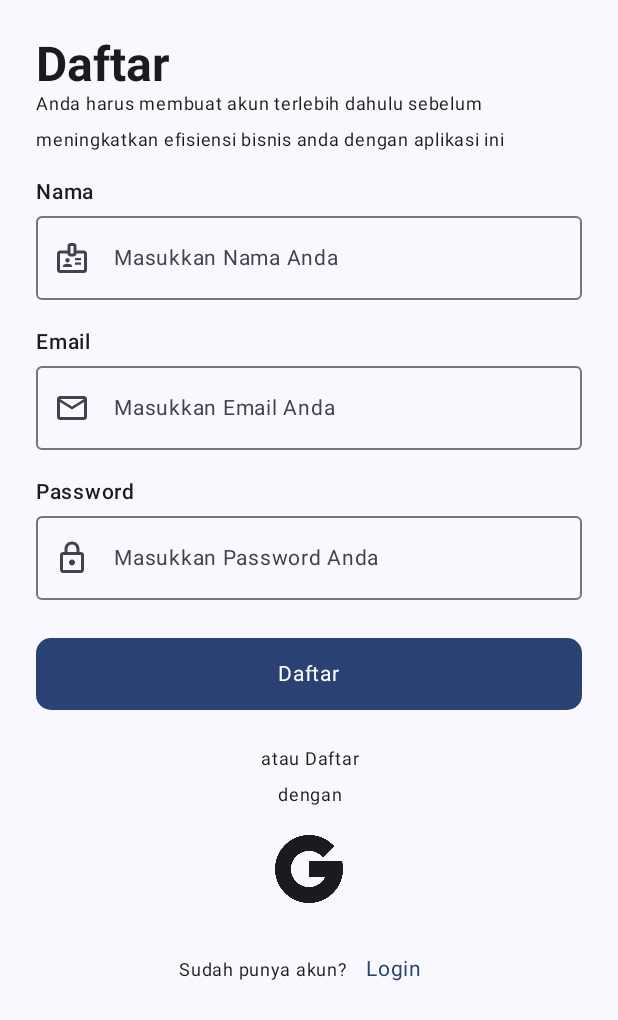
After one commit to beranju/BisnisPlus, an Android app built with Jetpack Compose: the SignUpScreen screen opened through its navigation route, on a phone screen of 412 x 824 dp. The commit adds this screen. Shown: the top 1020 px of the screen. Run offline under Robolectric (Android 15) with nearby library versions, the phone set to English and light mode, and no system bars.

Commit message:
slicing register page

```diff
--- a/app/build.gradle
+++ b/app/build.gradle
@@ -53,7 +53,6 @@ dependencies {
     implementation 'androidx.activity:activity-compose:1.7.0'
     implementation "androidx.compose.ui:ui:$compose_version"
     implementation "androidx.compose.ui:ui-tooling-preview:$compose_version"
-    implementation "androidx.compose.ui:ui-util:$compose_version"
     implementation 'androidx.compose.material3:material3:1.1.0-beta02'
     testImplementation 'junit:junit:4.13.2'
     androidTestImplementation 'androidx.test.ext:junit:1.1.5'
@@ -61,6 +60,10 @@ dependencies {
     androidTestImplementation "androidx.compose.ui:ui-test-junit4:$compose_version"
     debugImplementation "androidx.compose.ui:ui-tooling:$compose_version"
     debugImplementation "androidx.compose.ui:ui-test-manifest:$compose_version"
+
+    // ** util and icons
+    implementation "androidx.compose.ui:ui-util:$compose_version"
+    implementation "androidx.compose.material:material-icons-extended:$compose_version"
 
     // ** lifecycle
     implementation "androidx.lifecycle:lifecycle-runtime-compose:2.6.1"
--- /dev/null
+++ b/app/src/main/java/com/beran/bisnisplus/ui/component/CustomTextField.kt
@@ -0,0 +1,54 @@
+package com.beran.bisnisplus.ui.component
+
+import androidx.compose.foundation.layout.Column
+import androidx.compose.foundation.layout.Spacer
+import androidx.compose.foundation.layout.fillMaxWidth
+import androidx.compose.foundation.layout.height
+import androidx.compose.foundation.text.KeyboardOptions
+import androidx.compose.material3.Icon
+import androidx.compose.material3.MaterialTheme
+import androidx.compose.material3.OutlinedTextField
+import androidx.compose.material3.OutlinedTextFieldDefaults
+import androidx.compose.material3.Text
+import androidx.compose.runtime.Composable
+import androidx.compose.ui.Modifier
+import androidx.compose.ui.graphics.vector.ImageVector
+import androidx.compose.ui.text.input.KeyboardType
+import androidx.compose.ui.text.input.VisualTransformation
+import androidx.compose.ui.unit.dp
+import com.beran.bisnisplus.ui.theme.OutlineColor
+
+@Composable
+fun CustomTextField(
+    labelText: String,
+    hintText: String,
+    icon: ImageVector,
+    value: String,
+    onChangeValue: (String) -> Unit,
+    keyBoardType: KeyboardType = KeyboardType.Text,
+    visualTransformation: VisualTransformation = VisualTransformation.None
+) {
+    Column(modifier = Modifier.fillMaxWidth()) {
+        Text(text = labelText, style = MaterialTheme.typography.labelMedium)
+        Spacer(modifier = Modifier.height(8.dp))
+        OutlinedTextField(
+            value = value,
+            singleLine = true,
+            onValueChange = onChangeValue,
+            modifier = Modifier.fillMaxWidth(),
+            placeholder = {
+                Text(text = hintText, style = MaterialTheme.typography.bodyMedium)
+            },
+            leadingIcon = {
+                Icon(imageVector = icon, contentDescription = null)
+            },
+            colors = OutlinedTextFieldDefaults.colors(
+                focusedBorderColor = MaterialTheme.colorScheme.primary,
+                unfocusedBorderColor = OutlineColor,
+                focusedTextColor = MaterialTheme.colorScheme.onBackground
+            ),
+            visualTransformation = visualTransformation,
+            keyboardOptions = KeyboardOptions(keyboardType = keyBoardType),
+        )
+    }
+}
--- a/app/src/main/java/com/beran/bisnisplus/ui/navigation/Screen.kt
+++ b/app/src/main/java/com/beran/bisnisplus/ui/navigation/Screen.kt
@@ -4,4 +4,6 @@ sealed class Screen(val route: String){
     object Home: Screen("home")
     object Splash: Screen("splash")
     object OnBoard: Screen("onBoard")
+    object SignUp: Screen("signUp")
+    object SignIn: Screen("signIn")
 }
--- a/app/src/main/java/com/beran/bisnisplus/ui/navigation/SetupNavGraph.kt
+++ b/app/src/main/java/com/beran/bisnisplus/ui/navigation/SetupNavGraph.kt
@@ -8,6 +8,7 @@ import com.beran.bisnisplus.ui.navigation.Screen
 import com.beran.bisnisplus.ui.screen.HomeScreen
 import com.beran.bisnisplus.ui.screen.OnBoardingScreen
 import com.beran.bisnisplus.ui.screen.SplashScreen
+import com.beran.bisnisplus.ui.screen.auth.SignUpScreen
 
 @Composable
 fun SetupNavGraph(navController: NavHostController) {
@@ -21,6 +22,9 @@ fun SetupNavGraph(navController: NavHostController) {
         composable(route = Screen.OnBoard.route){
             OnBoardingScreen(navController = navController)
         }
+        composable(route = Screen.SignUp.route){
+            SignUpScreen(navController = navController)
+        }
 
     }
 
--- /dev/null
+++ b/app/src/main/java/com/beran/bisnisplus/ui/screen/auth/SignUpScreen.kt
@@ -0,0 +1,163 @@
+package com.beran.bisnisplus.ui.screen.auth
+
+import androidx.compose.foundation.background
+import androidx.compose.foundation.layout.Arrangement
+import androidx.compose.foundation.layout.Box
+import androidx.compose.foundation.layout.Column
+import androidx.compose.foundation.layout.Row
+import androidx.compose.foundation.layout.Spacer
+import androidx.compose.foundation.layout.fillMaxSize
+import androidx.compose.foundation.layout.fillMaxWidth
+import androidx.compose.foundation.layout.height
+import androidx.compose.foundation.layout.padding
+import androidx.compose.foundation.layout.size
+import androidx.compose.foundation.shape.RoundedCornerShape
+import androidx.compose.material.icons.Icons
+import androidx.compose.material.icons.outlined.Badge
+import androidx.compose.material.icons.outlined.Lock
+import androidx.compose.material.icons.outlined.Mail
+import androidx.compose.material3.Button
+import androidx.compose.material3.Icon
+import androidx.compose.material3.MaterialTheme
+import androidx.compose.material3.Text
+import androidx.compose.material3.TextButton
+import androidx.compose.runtime.Composable
+import androidx.compose.runtime.getValue
+import androidx.compose.runtime.mutableStateOf
+import androidx.compose.runtime.remember
+import androidx.compose.runtime.setValue
+import androidx.compose.ui.Alignment
+import androidx.compose.ui.Modifier
+import androidx.compose.ui.draw.clip
+import androidx.compose.ui.res.painterResource
+import androidx.compose.ui.res.stringResource
+import androidx.compose.ui.text.font.FontWeight
+import androidx.compose.ui.text.input.KeyboardType
+import androidx.compose.ui.text.input.PasswordVisualTransformation
+import androidx.compose.ui.text.style.TextAlign
+import androidx.compose.ui.tooling.preview.Preview
+import androidx.compose.ui.unit.dp
+import androidx.compose.ui.unit.sp
+import androidx.navigation.NavHostController
+import androidx.navigation.compose.rememberNavController
+import com.beran.bisnisplus.R
+import com.beran.bisnisplus.ui.component.CustomTextField
+import com.beran.bisnisplus.ui.theme.BisnisPlusTheme
+
+@Composable
+fun SignUpScreen(navController: NavHostController) {
+
+    var name by remember {
+        mutableStateOf("")
+    }
+    var email by remember {
+        mutableStateOf("")
+    }
+    var password by remember {
+        mutableStateOf("")
+    }
+
+    Box(
+        modifier = Modifier
+            .fillMaxSize()
+            .padding(24.dp)
+    ) {
+        Column(
+            horizontalAlignment = Alignment.CenterHorizontally,
+        ) {
+            Text(
+                text = stringResource(R.string.txt_daftar),
+                textAlign = TextAlign.Start,
+                style = MaterialTheme.typography.titleLarge.copy(
+                    fontSize = 32.sp, fontWeight = FontWeight.Bold
+                ),
+                modifier = Modifier.fillMaxWidth()
+            )
+            Text(
+                text = stringResource(R.string.sign_up_desc),
+                textAlign = TextAlign.Start,
+                style = MaterialTheme.typography.bodyMedium.copy(fontSize = 12.sp),
+                modifier = Modifier.fillMaxWidth()
+            )
+            Spacer(modifier = Modifier.height(20.dp))
+            CustomTextField(
+                labelText = stringResource(R.string.txt_name),
+                hintText = stringResource(R.string.txt_name_hint),
+                icon = Icons.Outlined.Badge,
+                value = name,
+                onChangeValue = { newValue -> name = newValue },
+            )
+            Spacer(modifier = Modifier.height(20.dp))
+            CustomTextField(
+                labelText = stringResource(R.string.txt_email),
+                hintText = stringResource(R.string.txt_email_hint),
+                icon = Icons.Outlined.Mail,
+                value = email,
+                onChangeValue = { newValue -> email = newValue },
+                keyBoardType = KeyboardType.Email
+            )
+            Spacer(modifier = Modifier.height(20.dp))
+            CustomTextField(
+                labelText = stringResource(R.string.txt_password),
+                hintText = stringResource(R.string.txt_password_hint),
+                icon = Icons.Outlined.Lock,
+                value = password,
+                onChangeValue = { newValue -> password = newValue },
+                keyBoardType = KeyboardType.Password,
+                visualTransformation = PasswordVisualTransformation()
+            )
+            Spacer(modifier = Modifier.height(25.dp))
+            Button(
+                onClick = {},
+                modifier = Modifier
+                    .fillMaxWidth()
+                    .clip(RoundedCornerShape(10.dp))
+                    .background(MaterialTheme.colorScheme.primary)
+            ) {
+                Text(
+                    text = stringResource(id = R.string.txt_daftar),
+                    style = MaterialTheme.typography.bodyMedium
+                )
+            }
+            Spacer(modifier = Modifier.height(25.dp))
+            Text(
+                text = stringResource(R.string.atau_daftar_dengan),
+                textAlign = TextAlign.Center,
+                style = MaterialTheme.typography.bodyMedium.copy(fontSize = 12.sp)
+            )
+            Spacer(modifier = Modifier.height(20.dp))
+            Icon(
+                painter = painterResource(id = R.drawable.icon_google),
+                contentDescription = "Icon Google",
+                modifier = Modifier.size(45.dp)
+            )
+            Spacer(modifier = Modifier.height(20.dp))
+            Row(
+                verticalAlignment = Alignment.CenterVertically,
+                horizontalArrangement = Arrangement.Center,
+                modifier = Modifier.fillMaxWidth()
+            ) {
+                Text(
+                    text = "Sudah punya akun?",
+                    style = MaterialTheme.typography.bodyMedium.copy(fontSize = 12.sp)
+                )
+                TextButton(onClick = { }) {
+                    Text(
+                        text = "Login",
+                        style = MaterialTheme.typography.bodyMedium
+                    )
+                }
+            }
+        }
+    }
+}
+
+
+@Preview(showBackground = true)
+@Composable
+fun SignUpScreenPrev() {
+    BisnisPlusTheme {
+        SignUpScreen(navController = rememberNavController())
+    }
+
+}
--- a/app/src/main/java/com/beran/bisnisplus/ui/screen/onboarding/OnBoardingScreen.kt
+++ b/app/src/main/java/com/beran/bisnisplus/ui/screen/onboarding/OnBoardingScreen.kt
@@ -60,7 +60,7 @@ fun OnBoardingScreen(navController: NavHostController) {
                             }
                         },
                         onSkip = {
-                            navController.navigate(Screen.Home.route)
+                            navController.navigate(Screen.SignUp.route)
                         }
                     )
 
@@ -71,11 +71,11 @@ fun OnBoardingScreen(navController: NavHostController) {
                             }
                         },
                         onSkip = {
-                            navController.navigate(Screen.Home.route)
+                            navController.navigate(Screen.SignUp.route)
                         }
                     )
 
-                    2 -> ThirdOnBoardingScreen(onNext = { navController.navigate(Screen.Home.route) })
+                    2 -> ThirdOnBoardingScreen(onNext = { navController.navigate(Screen.SignUp.route) })
                 }
             }
         }
--- a/app/src/main/java/com/beran/bisnisplus/ui/theme/Color.kt
+++ b/app/src/main/java/com/beran/bisnisplus/ui/theme/Color.kt
@@ -30,3 +30,5 @@ val Blue40 = Color(0xFF3b6470)
 // ** optional color
 val White = Color(0xFFffffff)
 val White40 = Color(0xFFfbfdf8)
+
+val OutlineColor = Color(0xFF717971)
--- a/app/src/main/java/com/beran/bisnisplus/ui/theme/Type.kt
+++ b/app/src/main/java/com/beran/bisnisplus/ui/theme/Type.kt
@@ -49,6 +49,14 @@ val Typography = Typography(
         letterSpacing = 0.sp
     ),
 
+    labelMedium = TextStyle(
+        fontFamily = fontFamily,
+        fontWeight = FontWeight.SemiBold,
+        fontSize = 14.sp,
+        lineHeight = 16.sp,
+        letterSpacing = 0.5.sp
+    )
+
     /* Other default text styles to override
 
     labelSmall = TextStyle(
--- a/app/src/main/res/values/strings.xml
+++ b/app/src/main/res/values/strings.xml
@@ -9,4 +9,13 @@
     <string name="txt_second_onboard_desc">Dengan berbagai fitur yang akan memudahkan kamu seperti pembukuan, statistik serta tagihan</string>
     <string name="txt_third_onboard_desc">Mulai catat transaksi bisnis anda sekarang</string>
     <string name="txt_mulai">Mulai</string>
+    <string name="txt_daftar">Daftar</string>
+    <string name="sign_up_desc">Anda harus membuat akun terlebih dahulu sebelum meningkatkan efisiensi bisnis anda dengan aplikasi ini</string>
+    <string name="atau_daftar_dengan">atau Daftar\ndengan</string>
+    <string name="txt_password_hint">Masukkan Password Anda</string>
+    <string name="txt_password">Password</string>
+    <string name="txt_email_hint">Masukkan Email Anda</string>
+    <string name="txt_email">Email</string>
+    <string name="txt_name_hint">Masukkan Nama Anda</string>
+    <string name="txt_name">Nama</string>
 </resources>
```
Also changed, not shown: app/src/main/res/drawable/icon_google.png (added).
